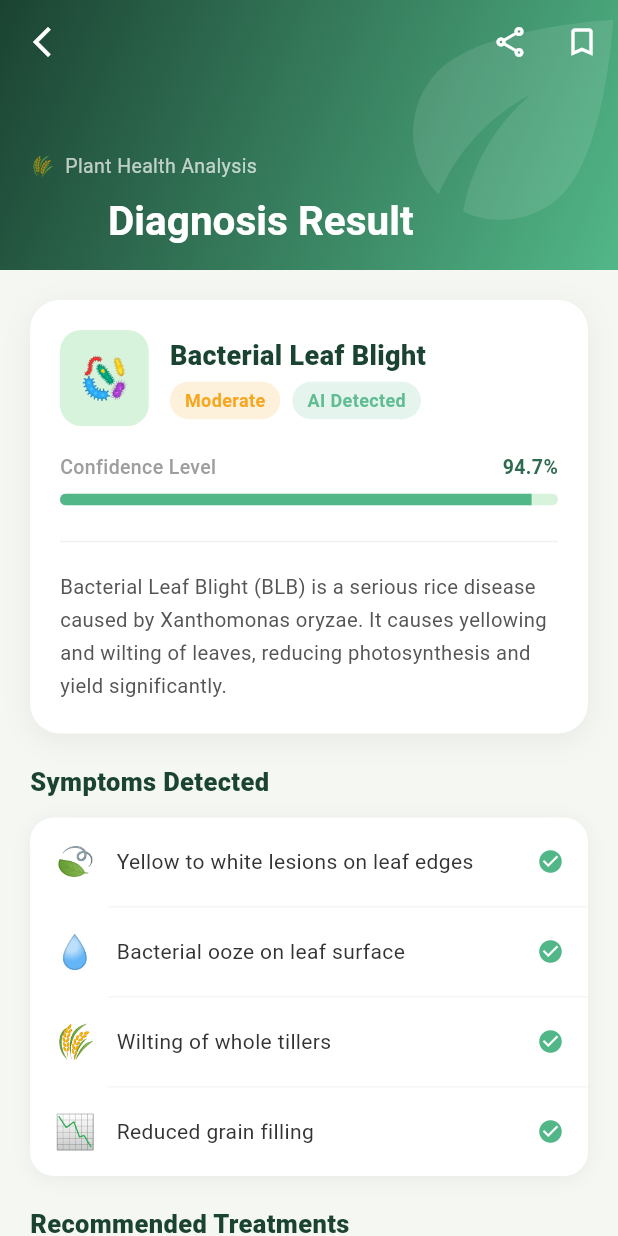
After one commit to RandunGayantha/PlantDoc, a Flutter app: the screen it shows after launch, after a tap on "Diagnosis Result", on a phone screen of 412 x 824 dp. The commit adds this screen. Run offline on Flutter 3.47's test engine with Material 3 defaults, Android fonts, the phone set to English and light mode, and no system bars.

Commit message:
Add DiagnosisResultScreen and update Home page with navigation

```diff
--- /dev/null
+++ b/lib/pages/diagnosis_result_screen.dart
@@ -0,0 +1,461 @@
+import 'package:flutter/material.dart';
+
+class DiagnosisResultScreen extends StatefulWidget {
+  const DiagnosisResultScreen({super.key});
+
+  @override
+  State<DiagnosisResultScreen> createState() => _DiagnosisResultScreenState();
+}
+
+class _DiagnosisResultScreenState extends State<DiagnosisResultScreen>
+    with SingleTickerProviderStateMixin {
+  late AnimationController _controller;
+  late Animation<double> _fadeIn;
+  late Animation<Offset> _slideUp;
+
+  // Sample diagnosis data
+  final String diseaseName = "Bacterial Leaf Blight";
+  final String confidence = "94.7%";
+  final String severity = "Moderate";
+  final Color severityColor = const Color(0xFFF59E0B);
+  final String description =
+      "Bacterial Leaf Blight (BLB) is a serious rice disease caused by Xanthomonas oryzae. It causes yellowing and wilting of leaves, reducing photosynthesis and yield significantly.";
+
+  final List<Map<String, String>> symptoms = [
+    {"icon": "🍃", "text": "Yellow to white lesions on leaf edges"},
+    {"icon": "💧", "text": "Bacterial ooze on leaf surface"},
+    {"icon": "🌾", "text": "Wilting of whole tillers"},
+    {"icon": "📉", "text": "Reduced grain filling"},
+  ];
+
+  final List<Map<String, String>> treatments = [
+    {
+      "title": "Copper-based Bactericide",
+      "desc": "Apply copper oxychloride 0.3% spray"
+    },
+    {
+      "title": "Seed Treatment",
+      "desc": "Treat seeds with Streptomycin before sowing"
+    },
+    {
+      "title": "Field Drainage",
+      "desc": "Improve drainage to reduce humidity levels"
+    },
+    {
+      "title": "Remove Infected Plants",
+      "desc": "Uproot and destroy infected plant material"
+    },
+  ];
+
+  @override
+  void initState() {
+    super.initState();
+    _controller = AnimationController(
+      vsync: this,
+      duration: const Duration(milliseconds: 900),
+    );
+    _fadeIn = CurvedAnimation(parent: _controller, curve: Curves.easeOut);
+    _slideUp = Tween<Offset>(
+      begin: const Offset(0, 0.12),
+      end: Offset.zero,
+    ).animate(CurvedAnimation(parent: _controller, curve: Curves.easeOut));
+    _controller.forward();
+  }
+
+  @override
+  void dispose() {
+    _controller.dispose();
+    super.dispose();
+  }
+
+  @override
+  Widget build(BuildContext context) {
+    return Scaffold(
+      backgroundColor: const Color(0xFFF5F7F2),
+      body: FadeTransition(
+        opacity: _fadeIn,
+        child: SlideTransition(
+          position: _slideUp,
+          child: CustomScrollView(
+            slivers: [
+              _buildAppBar(context),
+              SliverToBoxAdapter(
+                child: Padding(
+                  padding: const EdgeInsets.all(20),
+                  child: Column(
+                    crossAxisAlignment: CrossAxisAlignment.start,
+                    children: [
+                      _buildResultCard(),
+                      const SizedBox(height: 20),
+                      _buildSectionTitle("Symptoms Detected"),
+                      const SizedBox(height: 12),
+                      _buildSymptomsList(),
+                      const SizedBox(height: 20),
+                      _buildSectionTitle("Recommended Treatments"),
+                      const SizedBox(height: 12),
+                      _buildTreatmentList(),
+                      const SizedBox(height: 20),
+                      _buildActionButtons(),
+                      const SizedBox(height: 30),
+                    ],
+                  ),
+                ),
+              ),
+            ],
+          ),
+        ),
+      ),
+    );
+  }
+
+  Widget _buildAppBar(BuildContext context) {
+    return SliverAppBar(
+      expandedHeight: 180,
+      pinned: true,
+      backgroundColor: const Color(0xFF2D6A4F),
+      leading: IconButton(
+        icon: const Icon(Icons.arrow_back_ios_new, color: Colors.white),
+        onPressed: () => Navigator.pop(context),
+      ),
+      actions: [
+        IconButton(
+          icon: const Icon(Icons.share_outlined, color: Colors.white),
+          onPressed: () {},
+        ),
+        IconButton(
+          icon: const Icon(Icons.bookmark_border, color: Colors.white),
+          onPressed: () {},
+        ),
+      ],
+      flexibleSpace: FlexibleSpaceBar(
+        title: const Text(
+          "Diagnosis Result",
+          style: TextStyle(
+            color: Colors.white,
+            fontWeight: FontWeight.w700,
+            fontSize: 18,
+          ),
+        ),
+        background: Container(
+          decoration: const BoxDecoration(
+            gradient: LinearGradient(
+              colors: [Color(0xFF1B4332), Color(0xFF52B788)],
+              begin: Alignment.topLeft,
+              end: Alignment.bottomRight,
+            ),
+          ),
+          child: Stack(
+            children: [
+              Positioned(
+                right: -30,
+                top: -20,
+                child: Opacity(
+                  opacity: 0.1,
+                  child: Icon(Icons.eco,
+                      size: 200, color: Colors.white),
+                ),
+              ),
+              const Positioned(
+                bottom: 60,
+                left: 20,
+                child: Text(
+                  "🌾  Plant Health Analysis",
+                  style: TextStyle(color: Colors.white70, fontSize: 13),
+                ),
+              ),
+            ],
+          ),
+        ),
+      ),
+    );
+  }
+
+  Widget _buildResultCard() {
+    return Container(
+      width: double.infinity,
+      padding: const EdgeInsets.all(20),
+      decoration: BoxDecoration(
+        color: Colors.white,
+        borderRadius: BorderRadius.circular(20),
+        boxShadow: [
+          BoxShadow(
+            color: Colors.black.withOpacity(0.06),
+            blurRadius: 16,
+            offset: const Offset(0, 4),
+          )
+        ],
+      ),
+      child: Column(
+        crossAxisAlignment: CrossAxisAlignment.start,
+        children: [
+          Row(
+            children: [
+              Container(
+                padding: const EdgeInsets.all(12),
+                decoration: BoxDecoration(
+                  color: const Color(0xFFD8F3DC),
+                  borderRadius: BorderRadius.circular(14),
+                ),
+                child: const Text("🦠", style: TextStyle(fontSize: 28)),
+              ),
+              const SizedBox(width: 14),
+              Expanded(
+                child: Column(
+                  crossAxisAlignment: CrossAxisAlignment.start,
+                  children: [
+                    Text(
+                      diseaseName,
+                      style: const TextStyle(
+                        fontSize: 18,
+                        fontWeight: FontWeight.w800,
+                        color: Color(0xFF1B4332),
+                      ),
+                    ),
+                    const SizedBox(height: 4),
+                    Row(
+                      children: [
+                        _buildBadge(severity, severityColor),
+                        const SizedBox(width: 8),
+                        _buildBadge("AI Detected", const Color(0xFF52B788)),
+                      ],
+                    ),
+                  ],
+                ),
+              ),
+            ],
+          ),
+          const SizedBox(height: 18),
+          // Confidence bar
+          Row(
+            mainAxisAlignment: MainAxisAlignment.spaceBetween,
+            children: [
+              const Text("Confidence Level",
+                  style: TextStyle(
+                      fontSize: 13,
+                      color: Colors.grey,
+                      fontWeight: FontWeight.w500)),
+              Text(confidence,
+                  style: const TextStyle(
+                      fontSize: 13,
+                      fontWeight: FontWeight.w700,
+                      color: Color(0xFF2D6A4F))),
+            ],
+          ),
+          const SizedBox(height: 8),
+          ClipRRect(
+            borderRadius: BorderRadius.circular(10),
+            child: LinearProgressIndicator(
+              value: 0.947,
+              minHeight: 8,
+              backgroundColor: const Color(0xFFD8F3DC),
+              valueColor:
+                  const AlwaysStoppedAnimation<Color>(Color(0xFF52B788)),
+            ),
+          ),
+          const SizedBox(height: 16),
+          const Divider(color: Color(0xFFF0F0F0)),
+          const SizedBox(height: 12),
+          Text(
+            description,
+            style: const TextStyle(
+              fontSize: 13.5,
+              color: Color(0xFF555555),
+              height: 1.6,
+            ),
+          ),
+        ],
+      ),
+    );
+  }
+
+  Widget _buildBadge(String label, Color color) {
+    return Container(
+      padding: const EdgeInsets.symmetric(horizontal: 10, vertical: 4),
+      decoration: BoxDecoration(
+        color: color.withOpacity(0.15),
+        borderRadius: BorderRadius.circular(20),
+      ),
+      child: Text(
+        label,
+        style: TextStyle(
+          fontSize: 12,
+          fontWeight: FontWeight.w600,
+          color: color.withOpacity(0.9),
+        ),
+      ),
+    );
+  }
+
+  Widget _buildSectionTitle(String title) {
+    return Text(
+      title,
+      style: const TextStyle(
+        fontSize: 17,
+        fontWeight: FontWeight.w800,
+        color: Color(0xFF1B4332),
+      ),
+    );
+  }
+
+  Widget _buildSymptomsList() {
+    return Container(
+      decoration: BoxDecoration(
+        color: Colors.white,
+        borderRadius: BorderRadius.circular(16),
+        boxShadow: [
+          BoxShadow(
+            color: Colors.black.withOpacity(0.05),
+            blurRadius: 10,
+            offset: const Offset(0, 2),
+          )
+        ],
+      ),
+      child: Column(
+        children: symptoms.asMap().entries.map((entry) {
+          final i = entry.key;
+          final s = entry.value;
+          return Column(
+            children: [
+              Padding(
+                padding:
+                    const EdgeInsets.symmetric(horizontal: 16, vertical: 14),
+                child: Row(
+                  children: [
+                    Text(s["icon"]!, style: const TextStyle(fontSize: 22)),
+                    const SizedBox(width: 14),
+                    Expanded(
+                      child: Text(
+                        s["text"]!,
+                        style: const TextStyle(
+                            fontSize: 14, color: Color(0xFF333333)),
+                      ),
+                    ),
+                    const Icon(Icons.check_circle,
+                        color: Color(0xFF52B788), size: 18),
+                  ],
+                ),
+              ),
+              if (i < symptoms.length - 1)
+                const Divider(
+                    height: 1, color: Color(0xFFF5F5F5), indent: 52),
+            ],
+          );
+        }).toList(),
+      ),
+    );
+  }
+
+  Widget _buildTreatmentList() {
+    return Column(
+      children: treatments.asMap().entries.map((entry) {
+        final i = entry.key;
+        final t = entry.value;
+        return Container(
+          margin: const EdgeInsets.only(bottom: 12),
+          padding: const EdgeInsets.all(16),
+          decoration: BoxDecoration(
+            color: Colors.white,
+            borderRadius: BorderRadius.circular(16),
+            boxShadow: [
+              BoxShadow(
+                color: Colors.black.withOpacity(0.04),
+                blurRadius: 8,
+                offset: const Offset(0, 2),
+              )
+            ],
+          ),
+          child: Row(
+            children: [
+              Container(
+                width: 36,
+                height: 36,
+                decoration: BoxDecoration(
+                  color: const Color(0xFF2D6A4F),
+                  borderRadius: BorderRadius.circular(10),
+                ),
+                child: Center(
+                  child: Text(
+                    "${i + 1}",
+                    style: const TextStyle(
+                        color: Colors.white,
+                        fontWeight: FontWeight.w700,
+                        fontSize: 15),
+                  ),
+                ),
+              ),
+              const SizedBox(width: 14),
+              Expanded(
+                child: Column(
+                  crossAxisAlignment: CrossAxisAlignment.start,
+                  children: [
+                    Text(
+                      t["title"]!,
+                      style: const TextStyle(
+                          fontWeight: FontWeight.w700,
+                          fontSize: 14,
+                          color: Color(0xFF1B4332)),
+                    ),
+                    const SizedBox(height: 3),
+                    Text(
+                      t["desc"]!,
+                      style: const TextStyle(
+                          fontSize: 12.5, color: Color(0xFF777777)),
+                    ),
+                  ],
+                ),
+              ),
+              const Icon(Icons.chevron_right, color: Color(0xFFCCCCCC)),
+            ],
+          ),
+        );
+      }).toList(),
+    );
+  }
+
+  Widget _buildActionButtons() {
+    return Column(
+      children: [
+        SizedBox(
+          width: double.infinity,
+          height: 52,
+          child: ElevatedButton.icon(
+            onPressed: () {},
+            icon: const Icon(Icons.local_pharmacy_outlined, size: 20),
+            label: const Text(
+              "Get Expert Advice",
+              style: TextStyle(fontSize: 15, fontWeight: FontWeight.w700),
+            ),
+            style: ElevatedButton.styleFrom(
+              backgroundColor: const Color(0xFF2D6A4F),
+              foregroundColor: Colors.white,
+              shape: RoundedRectangleBorder(
+                  borderRadius: BorderRadius.circular(14)),
+              elevation: 0,
+            ),
+          ),
+        ),
+        const SizedBox(height: 12),
+        SizedBox(
+          width: double.infinity,
+          height: 52,
+          child: OutlinedButton.icon(
+            onPressed: () {},
+            icon: const Icon(Icons.camera_alt_outlined, size: 20),
+            label: const Text(
+              "Scan Again",
+              style: TextStyle(fontSize: 15, fontWeight: FontWeight.w700),
+            ),
+            style: OutlinedButton.styleFrom(
+              foregroundColor: const Color(0xFF2D6A4F),
+              side: const BorderSide(color: Color(0xFF2D6A4F), width: 1.5),
+              shape: RoundedRectangleBorder(
+                  borderRadius: BorderRadius.circular(14)),
+            ),
+          ),
+        ),
+      ],
+    );
+  }
+}
+
+//test
--- a/lib/pages/home.dart
+++ b/lib/pages/home.dart
@@ -1,4 +1,5 @@
 import 'package:flutter/material.dart';
+import 'diagnosis_result_screen.dart';
 
 class Home extends StatefulWidget {
   const Home({super.key});
@@ -11,7 +12,24 @@ class _HomeState extends State<Home> {
   @override
   Widget build(BuildContext context) {
     return Scaffold(
-      body: Text("This is home"),
+      appBar: AppBar(title: const Text("Home")),
+      body: ListView(
+        children: [
+          ListTile(
+            leading: const Icon(Icons.medical_services),
+            title: const Text("Diagnosis Result"),
+            trailing: const Icon(Icons.arrow_forward_ios),
+            onTap: () {
+              Navigator.push(
+                context,
+                MaterialPageRoute(
+                  builder: (context) => const DiagnosisResultScreen(),
+                ),
+              );
+            },
+          ),
+        ],
+      ),
     );
   }
 }
```
